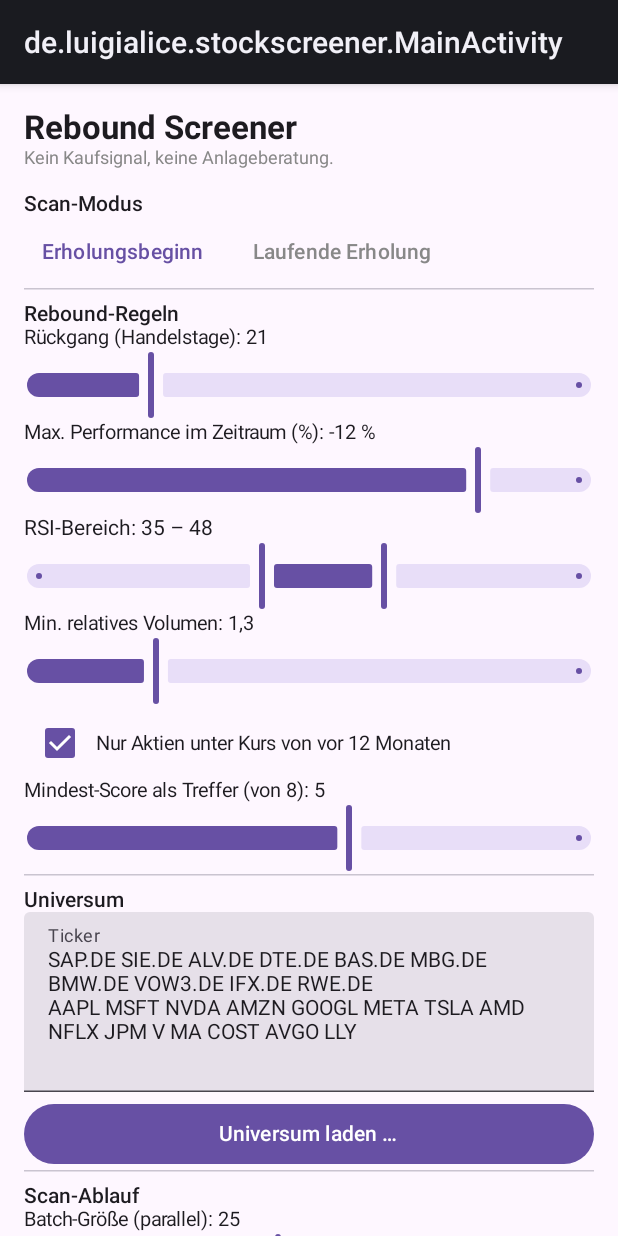
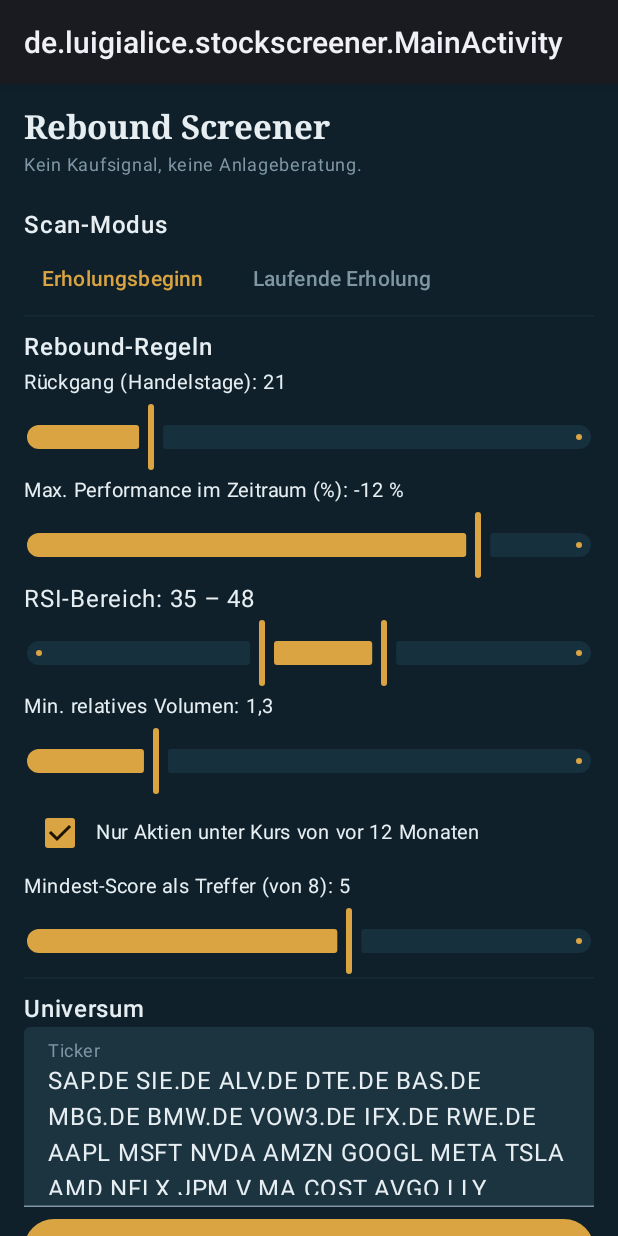
Before and after one commit to LuigiAlice/stock-screener-kmp, an Android app built with Jetpack Compose: the screen it shows after launch (MainActivity), on a phone screen of 412 x 824 dp. Run offline under Robolectric (Android 15) with nearby library versions, the light colour scheme and no system bars.

Commit message:
neue farbe

```diff
--- a/composeApp/src/commonMain/kotlin/de/luigialice/stockscreener/ui/CommonUi.kt
+++ b/composeApp/src/commonMain/kotlin/de/luigialice/stockscreener/ui/CommonUi.kt
@@ -71,7 +71,7 @@ internal fun SliderRow(label: String, valueText: String, value: Float, min: Floa
 internal fun Metric(label: String, value: String) {
     Column {
         Text(value, fontSize = 22.sp, fontWeight = FontWeight.Bold)
-        Text(label, fontSize = 12.sp, color = Color.Gray)
+        Text(label, fontSize = 12.sp, color = MaterialTheme.colorScheme.onSurfaceVariant)
     }
 }
 
--- a/composeApp/src/commonMain/kotlin/de/luigialice/stockscreener/ui/ScreenerApp.kt
+++ b/composeApp/src/commonMain/kotlin/de/luigialice/stockscreener/ui/ScreenerApp.kt
@@ -1,5 +1,6 @@
 package de.luigialice.stockscreener.ui
 
+import androidx.compose.foundation.background
 import androidx.compose.foundation.layout.BoxWithConstraints
 import androidx.compose.foundation.layout.Column
 import androidx.compose.foundation.layout.Row
@@ -10,8 +11,7 @@ import androidx.compose.foundation.layout.width
 import androidx.compose.foundation.rememberScrollState
 import androidx.compose.foundation.verticalScroll
 import androidx.compose.material3.HorizontalDivider
-import androidx.compose.material3.MaterialTheme
-import androidx.compose.material3.Surface
+import androidx.compose.material3.VerticalDivider
 import androidx.compose.runtime.Composable
 import androidx.compose.runtime.LaunchedEffect
 import androidx.compose.runtime.collectAsState
@@ -19,10 +19,12 @@ import androidx.compose.runtime.getValue
 import androidx.compose.runtime.rememberCoroutineScope
 import androidx.compose.ui.Modifier
 import androidx.compose.ui.unit.dp
-import kotlinx.coroutines.delay
 import de.luigialice.stockscreener.rememberScanViewModel
 import de.luigialice.stockscreener.ui.results.MainPane
 import de.luigialice.stockscreener.ui.settings.SettingsPane
+import de.luigialice.stockscreener.ui.theme.AppBackground
+import de.luigialice.stockscreener.ui.theme.AppColors
+import de.luigialice.stockscreener.ui.theme.AppTheme
 import kotlinx.coroutines.delay
 
 @Composable
@@ -40,24 +42,31 @@ fun ScreenerApp() {
         }
     }
 
-    Surface(Modifier.fillMaxSize(), color = MaterialTheme.colorScheme.background) {
+    AppTheme {
+        AppBackground(Modifier.fillMaxSize()) {
             BoxWithConstraints(Modifier.fillMaxSize()) {
                 if (maxWidth >= 700.dp) {
                     Row(Modifier.fillMaxSize()) {
                         SettingsPane(
                             state, viewModel, scope,
-                        Modifier.width(360.dp).fillMaxHeight().verticalScroll(rememberScrollState())
+                            Modifier
+                                .width(360.dp)
+                                .fillMaxHeight()
+                                .background(AppColors.panel)
+                                .verticalScroll(rememberScrollState())
                         )
+                        VerticalDivider(color = AppColors.panelEdge)
                         MainPane(state, viewModel, Modifier.weight(1f))
                     }
                 } else {
                     // Schmales Layout (Handy): alles in einem gemeinsamen Scroll, Panes selbst nicht scrollend
                     Column(Modifier.fillMaxSize().verticalScroll(rememberScrollState())) {
-                    SettingsPane(state, viewModel, scope, Modifier.fillMaxWidth())
-                    HorizontalDivider()
+                        SettingsPane(state, viewModel, scope, Modifier.fillMaxWidth().background(AppColors.panel))
+                        HorizontalDivider(color = AppColors.panelEdge)
                         MainPane(state, viewModel, Modifier.fillMaxWidth())
                     }
                 }
             }
         }
     }
+}
--- a/composeApp/src/commonMain/kotlin/de/luigialice/stockscreener/ui/results/MainPane.kt
+++ b/composeApp/src/commonMain/kotlin/de/luigialice/stockscreener/ui/results/MainPane.kt
@@ -9,11 +9,11 @@ import androidx.compose.foundation.layout.padding
 import androidx.compose.foundation.rememberScrollState
 import androidx.compose.foundation.verticalScroll
 import androidx.compose.material3.LinearProgressIndicator
+import androidx.compose.material3.MaterialTheme
 import androidx.compose.material3.Text
 import androidx.compose.runtime.Composable
 import androidx.compose.runtime.remember
 import androidx.compose.ui.Modifier
-import androidx.compose.ui.graphics.Color
 import androidx.compose.ui.text.font.FontWeight
 import androidx.compose.ui.unit.dp
 import androidx.compose.ui.unit.sp
@@ -30,13 +30,13 @@ internal fun MainPane(state: ScanState, viewModel: ScanViewModel, modifier: Modi
     Column(modifier.padding(16.dp)) {
         when (val s = state) {
             is ScanState.Idle -> {
-                Text("Aktien-Universum wählen (CSV, automatisch oder S&P 500) und dann „Screener starten“.", color = Color.Gray)
+                Text("Aktien-Universum wählen (CSV, automatisch oder S&P 500) und dann „Screener starten“.", color = MaterialTheme.colorScheme.onSurfaceVariant)
                 if (csvFileDialogsAvailable()) {
                     Spacer(Modifier.height(12.dp))
                     ImportButton(viewModel)
                     Text(
                         "Alternativ: Trefferliste aus einem früheren Lauf als CSV importieren.",
-                        fontSize = 12.sp, color = Color.Gray
+                        fontSize = 12.sp, color = MaterialTheme.colorScheme.onSurfaceVariant
                     )
                 }
             }
--- a/composeApp/src/commonMain/kotlin/de/luigialice/stockscreener/ui/settings/SettingsPane.kt
+++ b/composeApp/src/commonMain/kotlin/de/luigialice/stockscreener/ui/settings/SettingsPane.kt
@@ -29,7 +29,6 @@ import androidx.compose.runtime.remember
 import androidx.compose.runtime.setValue
 import androidx.compose.ui.Alignment
 import androidx.compose.ui.Modifier
-import androidx.compose.ui.graphics.Color
 import androidx.compose.ui.text.font.FontWeight
 import androidx.compose.ui.unit.dp
 import androidx.compose.ui.unit.sp
@@ -80,8 +79,8 @@ internal fun SettingsPane(
     fun settingsFor(m: ScanMode) = ScanSettings(minScore, onlyBelow12m, m)
 
     Column(modifier.padding(16.dp)) {
-        Text("Rebound Screener", fontSize = 22.sp, fontWeight = FontWeight.Bold)
-        Text("Kein Kaufsignal, keine Anlageberatung.", fontSize = 12.sp, color = Color.Gray)
+        Text("Rebound Screener", style = MaterialTheme.typography.titleLarge)
+        Text("Kein Kaufsignal, keine Anlageberatung.", fontSize = 12.sp, color = MaterialTheme.colorScheme.onSurfaceVariant)
         Spacer(Modifier.height(16.dp))
 
         Text("Scan-Modus", fontWeight = FontWeight.SemiBold)
@@ -102,7 +101,7 @@ internal fun SettingsPane(
         Row(horizontalArrangement = Arrangement.spacedBy(8.dp)) {
             ScanMode.entries.forEach { m ->
                 TextButton(onClick = { applyMode(m) }) {
-                    Text(m.label, color = if (mode == m) MaterialTheme.colorScheme.primary else Color.Gray)
+                    Text(m.label, color = if (mode == m) MaterialTheme.colorScheme.primary else MaterialTheme.colorScheme.onSurfaceVariant)
                 }
             }
         }
@@ -116,8 +115,8 @@ internal fun SettingsPane(
             RangeSlider(rsiRange, valueRange = 10f..70f, onValueChange = { rsiRange = it })
             SliderRow("Min. relatives Volumen", fmt(minVolume.toDouble(), 1), minVolume, 0.5f, 4f) { minVolume = it }
         } else {
-            Text("RSI-Bereich: 45 – 65 (fest)", fontSize = 12.sp, color = Color.Gray)
-            Text("Kriterien: 12M-Verlierer, über SMA20/SMA50, höheres Tief, RSI im Band.", fontSize = 12.sp, color = Color.Gray)
+            Text("RSI-Bereich: 45 – 65 (fest)", fontSize = 12.sp, color = MaterialTheme.colorScheme.onSurfaceVariant)
+            Text("Kriterien: 12M-Verlierer, über SMA20/SMA50, höheres Tief, RSI im Band.", fontSize = 12.sp, color = MaterialTheme.colorScheme.onSurfaceVariant)
         }
         Row(verticalAlignment = Alignment.CenterVertically) {
             Checkbox(checked = onlyBelow12m, onCheckedChange = { onlyBelow12m = it })
--- /dev/null
+++ b/composeApp/src/commonMain/kotlin/de/luigialice/stockscreener/ui/theme/AppTheme.kt
@@ -0,0 +1,132 @@
+package de.luigialice.stockscreener.ui.theme
+
+import androidx.compose.foundation.layout.Box
+import androidx.compose.material3.LocalContentColor
+import androidx.compose.material3.MaterialTheme
+import androidx.compose.material3.Typography
+import androidx.compose.material3.darkColorScheme
+import androidx.compose.runtime.Composable
+import androidx.compose.runtime.CompositionLocalProvider
+import androidx.compose.ui.Modifier
+import androidx.compose.ui.draw.drawWithCache
+import androidx.compose.ui.geometry.Offset
+import androidx.compose.ui.graphics.Brush
+import androidx.compose.ui.graphics.Color
+import androidx.compose.ui.graphics.Path
+import androidx.compose.ui.graphics.drawscope.Stroke
+import androidx.compose.ui.text.TextStyle
+import androidx.compose.ui.text.font.FontFamily
+import androidx.compose.ui.text.font.FontWeight
+import androidx.compose.ui.unit.dp
+import androidx.compose.ui.unit.sp
+
+/**
+ * Farbwelt „Tinte & Messing“: dunkle Petrol-Tinte als Bühne, Messing für alles
+ * Bedienbare. Grün/Rot aus CommonUi bleiben ausschließlich Kursbewegungen und
+ * erfüllten Kriterien vorbehalten.
+ */
+internal object AppColors {
+    val ink = Color(0xFF0B1720)
+    val inkDeep = Color(0xFF07121A)
+    val panel = Color(0xFF0F202B)
+    val panelEdge = Color(0xFF1C3340)
+    val selection = Color(0xFF16303D)
+    val brass = Color(0xFFD9A441)
+    val text = Color(0xFFE6EEF2)
+    val textDim = Color(0xFF7E97A3)
+    val warn = Color(0xFFE0A458)
+}
+
+internal val appColorScheme = darkColorScheme(
+    primary = AppColors.brass,
+    onPrimary = Color(0xFF1C1404),
+    background = AppColors.ink,
+    onBackground = AppColors.text,
+    surface = AppColors.panel,
+    onSurface = AppColors.text,
+    surfaceVariant = AppColors.panelEdge,
+    onSurfaceVariant = AppColors.textDim,
+    // Container-Rollen werden von darkColorScheme nicht aus surface abgeleitet
+    surfaceContainerLowest = Color(0xFF0A1822),
+    surfaceContainerLow = Color(0xFF0C1A24),
+    surfaceContainer = AppColors.panel,
+    surfaceContainerHigh = Color(0xFF142C38),
+    surfaceContainerHighest = AppColors.panelEdge,
+    secondaryContainer = AppColors.selection,
+    onSecondaryContainer = AppColors.text,
+    outline = AppColors.panelEdge,
+    outlineVariant = AppColors.panelEdge.copy(alpha = 0.55f),
+    error = Color(0xFFEF5350),
+    onError = Color(0xFF1C0806),
+)
+
+private val appTypography = Typography(
+    titleLarge = TextStyle(
+        fontFamily = FontFamily.Serif,
+        fontWeight = FontWeight.SemiBold,
+        fontSize = 22.sp,
+        lineHeight = 28.sp,
+    ),
+)
+
+@Composable
+internal fun AppTheme(content: @Composable () -> Unit) {
+    MaterialTheme(colorScheme = appColorScheme, typography = appTypography) {
+        // Ohne umgebendes Surface wäre die Standard-Textfarbe sonst Schwarz
+        CompositionLocalProvider(LocalContentColor provides appColorScheme.onSurface) {
+            content()
+        }
+    }
+}
+
+/**
+ * Hintergrund der App: Tinte-Verlauf, ein warmes Messing-Glühen oben rechts und
+ * ein feines Rasterpapier unter den Daten — Bühne für Kursanalyse, kein Motiv.
+ */
+@Composable
+internal fun AppBackground(modifier: Modifier = Modifier, content: @Composable () -> Unit) {
+    Box(
+        modifier.drawWithCache {
+            val step = 26.dp.toPx()
+            val gridColor = AppColors.textDim.copy(alpha = 0.075f)
+            val base = Brush.verticalGradient(
+                0f to AppColors.ink,
+                0.5f to Color(0xFF0A1822),
+                1f to AppColors.inkDeep,
+            )
+            val glow = Brush.radialGradient(
+                0f to AppColors.brass.copy(alpha = 0.13f),
+                0.55f to AppColors.brass.copy(alpha = 0.035f),
+                1f to Color.Transparent,
+                center = Offset(size.width * 0.85f, size.height * 0.04f),
+                radius = size.maxDimension * 0.55f,
+            )
+            val vignette = Brush.radialGradient(
+                0.5f to Color.Transparent,
+                1f to Color(0xFF040B10).copy(alpha = 0.5f),
+                center = Offset(size.width * 0.5f, size.height * 0.42f),
+                radius = size.maxDimension * 0.75f,
+            )
+            val grid = Path().apply {
+                var x = 0f
+                while (x < size.width) {
+                    moveTo(x, 0f)
+                    lineTo(x, size.height)
+                    x += step
+                }
+                var y = 0f
+                while (y < size.height) {
+                    moveTo(0f, y)
+                    lineTo(size.width, y)
+                    y += step
+                }
+            }
+            onDrawBehind {
+                drawRect(base)
+                drawRect(glow)
+                drawPath(grid, gridColor, style = Stroke(width = 1f))
+                drawRect(vignette)
+            }
+        }
+    ) { content() }
+}
```
Also changed, not shown: composeApp/src/commonMain/kotlin/de/luigialice/stockscreener/ui/chart/LineChart.kt (+17 -13 lines), composeApp/src/commonMain/kotlin/de/luigialice/stockscreener/ui/results/ResultsPane.kt (+16 -9 lines), gradle/wrapper/gradle-wrapper.properties, 3 other files. Lines whose indentation alone changed are shown as unchanged.
